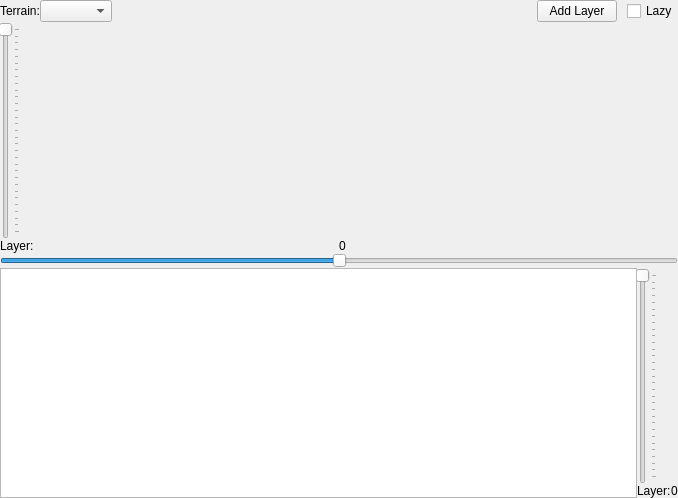
Old version of the form screen.ui in the repository tps12/hey-grid.
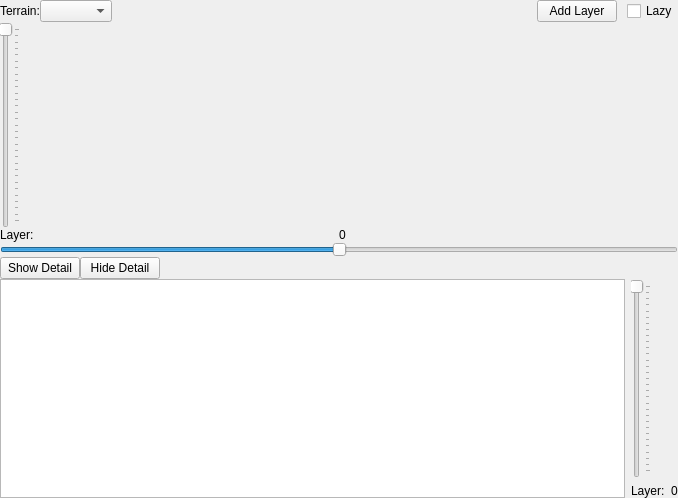
New version of the form.

Commit message: Show and hide detail view

Patch:
```diff
--- a/screen.ui
+++ b/screen.ui
@@ -106,7 +106,7 @@
     </layout>
    </item>
    <item>
-    <layout class="QGridLayout" name="gridLayout_2" rowstretch="1,0,1">
+    <layout class="QGridLayout" name="grid" rowstretch="1,0,0,1">
      <property name="topMargin">
       <number>0</number>
      </property>
@@ -116,82 +116,6 @@
      <property name="verticalSpacing">
       <number>-1</number>
      </property>
-     <item row="2" column="0">
-      <layout class="QGridLayout" name="gridLayout_3">
-       <property name="topMargin">
-        <number>0</number>
-       </property>
-       <property name="rightMargin">
-        <number>0</number>
-       </property>
-       <item row="0" column="0">
-        <widget class="QGraphicsView" name="detail">
-         <property name="backgroundBrush">
-          <brush brushstyle="SolidPattern">
-           <color alpha="255">
-            <red>0</red>
-            <green>0</green>
-            <blue>0</blue>
-           </color>
-          </brush>
-         </property>
-        </widget>
-       </item>
-       <item row="0" column="3">
-        <layout class="QVBoxLayout" name="verticalLayout_3">
-         <property name="leftMargin">
-          <number>0</number>
-         </property>
-         <item>
-          <widget class="QSlider" name="detailLayer">
-           <property name="maximum">
-            <number>30</number>
-           </property>
-           <property name="pageStep">
-            <number>1</number>
-           </property>
-           <property name="orientation">
-            <enum>Qt::Vertical</enum>
-           </property>
-           <property name="invertedAppearance">
-            <bool>true</bool>
-           </property>
-           <property name="invertedControls">
-            <bool>false</bool>
-           </property>
-           <property name="tickPosition">
-            <enum>QSlider::TicksBelow</enum>
-           </property>
-           <property name="tickInterval">
-            <number>1</number>
-           </property>
-          </widget>
-         </item>
-         <item>
-          <layout class="QHBoxLayout" name="horizontalLayout_3">
-           <property name="topMargin">
-            <number>0</number>
-           </property>
-           <item>
-            <widget class="QLabel" name="label_2">
-             <property name="text">
-              <string>Layer:</string>
-             </property>
-            </widget>
-           </item>
-           <item>
-            <widget class="QLabel" name="label_5">
-             <property name="text">
-              <string>0</string>
-             </property>
-            </widget>
-           </item>
-          </layout>
-         </item>
-        </layout>
-       </item>
-      </layout>
-     </item>
      <item row="0" column="0">
       <layout class="QGridLayout" name="gridLayout" rowstretch="0" columnstretch="1,0">
        <property name="leftMargin">
@@ -293,6 +217,118 @@
        </property>
       </widget>
      </item>
+     <item row="2" column="0">
+      <layout class="QGridLayout" name="gridLayout_7">
+       <item row="0" column="0">
+        <widget class="QPushButton" name="showDetail">
+         <property name="text">
+          <string>Show Detail</string>
+         </property>
+        </widget>
+       </item>
+       <item row="0" column="1">
+        <widget class="QPushButton" name="hideDetail">
+         <property name="text">
+          <string>Hide Detail</string>
+         </property>
+        </widget>
+       </item>
+       <item row="0" column="2">
+        <spacer name="horizontalSpacer_3">
+         <property name="orientation">
+          <enum>Qt::Horizontal</enum>
+         </property>
+         <property name="sizeHint" stdset="0">
+          <size>
+           <width>40</width>
+           <height>20</height>
+          </size>
+         </property>
+        </spacer>
+       </item>
+      </layout>
+     </item>
+     <item row="3" column="0">
+      <widget class="QWidget" name="detailPanel" native="true">
+       <property name="sizePolicy">
+        <sizepolicy hsizetype="Expanding" vsizetype="Expanding">
+         <horstretch>0</horstretch>
+         <verstretch>0</verstretch>
+        </sizepolicy>
+       </property>
+       <layout class="QGridLayout" name="gridLayout_3">
+        <property name="margin">
+         <number>0</number>
+        </property>
+        <item row="0" column="0">
+         <widget class="QGraphicsView" name="detail">
+          <property name="backgroundBrush">
+           <brush brushstyle="SolidPattern">
+            <color alpha="255">
+             <red>0</red>
+             <green>0</green>
+             <blue>0</blue>
+            </color>
+           </brush>
+          </property>
+         </widget>
+        </item>
+        <item row="0" column="3">
+         <layout class="QVBoxLayout" name="verticalLayout_3">
+          <property name="leftMargin">
+           <number>0</number>
+          </property>
+          <item>
+           <widget class="QSlider" name="detailLayer">
+            <property name="maximum">
+             <number>30</number>
+            </property>
+            <property name="pageStep">
+             <number>1</number>
+            </property>
+            <property name="orientation">
+             <enum>Qt::Vertical</enum>
+            </property>
+            <property name="invertedAppearance">
+             <bool>true</bool>
+            </property>
+            <property name="invertedControls">
+             <bool>false</bool>
+            </property>
+            <property name="tickPosition">
+             <enum>QSlider::TicksBelow</enum>
+            </property>
+            <property name="tickInterval">
+             <number>1</number>
+            </property>
+           </widget>
+          </item>
+          <item>
+           <layout class="QHBoxLayout" name="horizontalLayout_3">
+            <property name="topMargin">
+             <number>0</number>
+            </property>
+            <item>
+             <widget class="QLabel" name="label_2">
+              <property name="text">
+               <string>Layer:</string>
+              </property>
+             </widget>
+            </item>
+            <item>
+             <widget class="QLabel" name="label_5">
+              <property name="text">
+               <string>0</string>
+              </property>
+             </widget>
+            </item>
+           </layout>
+          </item>
+         </layout>
+        </item>
+       </layout>
+      </widget>
+     </item>
     </layout>
    </item>
    <item>
```
The commit also changes 1 other file.
